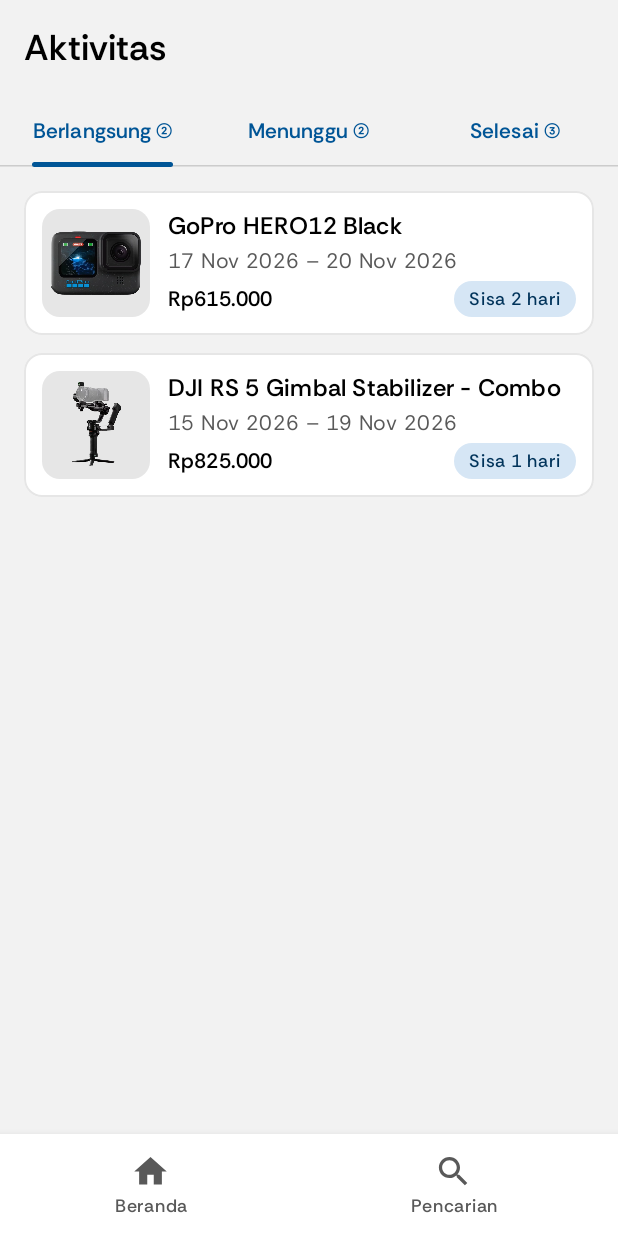
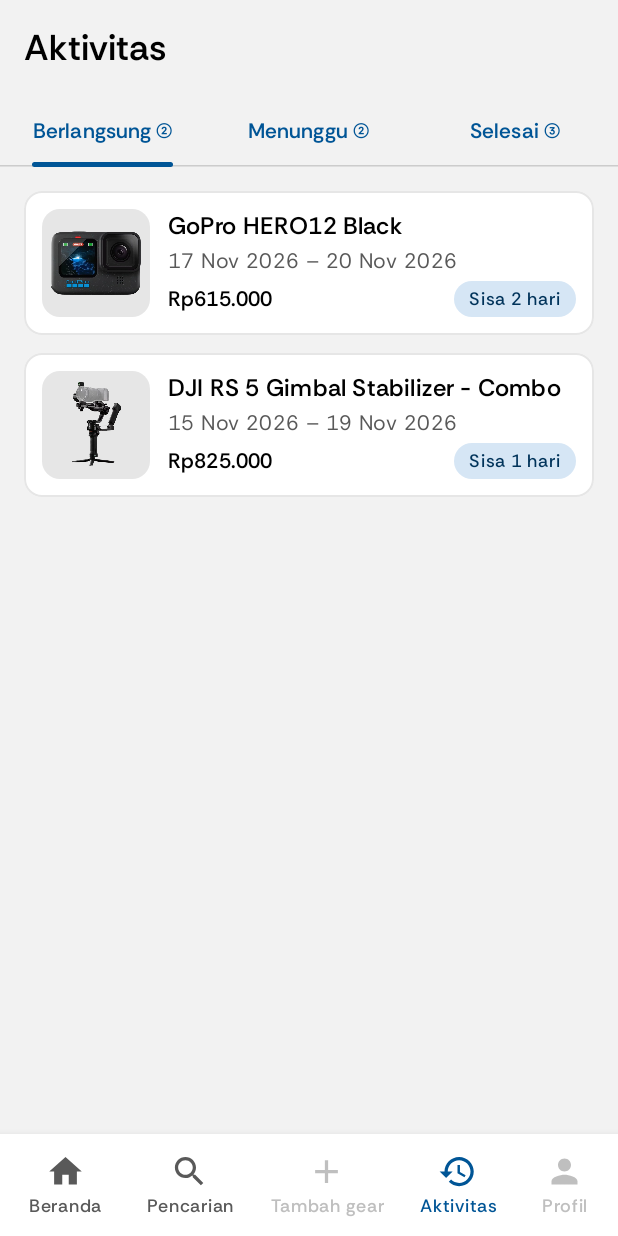
Before and after one commit to aishareissani/GearHub, an Android app built with Jetpack Compose: the ActivityScreen screen opened through its navigation route, on a phone screen of 412 x 824 dp. Run offline under Robolectric (Android 15) with nearby library versions, the phone set to English and light mode, and no system bars.

Commit message:
chore: show register and disabled nav tabs as non-clickable instead of hiding them

```diff
--- a/app/src/main/java/org/umn/gearhub/ui/components/AuthComponents.kt
+++ b/app/src/main/java/org/umn/gearhub/ui/components/AuthComponents.kt
@@ -27,6 +27,7 @@ import androidx.compose.material3.Text
 import androidx.compose.runtime.Composable
 import androidx.compose.ui.Alignment
 import androidx.compose.ui.Modifier
+import androidx.compose.ui.graphics.Color
 import androidx.compose.ui.draw.clipToBounds
 import androidx.compose.ui.geometry.Offset
 import androidx.compose.ui.graphics.Brush
@@ -169,14 +170,16 @@ fun AuthSwitchPrompt(
     prompt: String,
     action: String,
     onClick: () -> Unit,
-    modifier: Modifier = Modifier
+    modifier: Modifier = Modifier,
+    enabled: Boolean = true
 ) {
     Row(modifier, verticalAlignment = Alignment.CenterVertically) {
         Text("$prompt ", style = MaterialTheme.typography.bodyMedium)
         Text(
             text = action,
             style = MaterialTheme.typography.bodyMedium.copy(textDecoration = TextDecoration.Underline),
-            modifier = Modifier.clickable(onClick = onClick)
+            color = if (enabled) Color.Unspecified else MaterialTheme.colorScheme.outline,
+            modifier = Modifier.clickable(enabled = enabled, onClick = onClick)
         )
     }
 }
--- a/app/src/main/java/org/umn/gearhub/ui/components/BottomNavBar.kt
+++ b/app/src/main/java/org/umn/gearhub/ui/components/BottomNavBar.kt
@@ -63,7 +63,7 @@ fun BottomNavBar(
             horizontalArrangement = Arrangement.SpaceBetween,
             verticalAlignment = Alignment.CenterVertically
         ) {
-            items.filter { it.enabled }.forEach { item ->
+            items.forEach { item ->
                 val selected = currentRoute == item.route
                 val color = when {
                     selected -> MaterialTheme.colorScheme.primary
@@ -78,6 +78,7 @@ fun BottomNavBar(
                         .clickable(
                             interactionSource = interaction,
                             indication = null,
+                            enabled = item.enabled,
                             onClick = { onNavigate(item.route) }
                         )
                         .padding(vertical = 4.dp),
--- a/app/src/main/java/org/umn/gearhub/ui/screens/auth/LoginScreen.kt
+++ b/app/src/main/java/org/umn/gearhub/ui/screens/auth/LoginScreen.kt
@@ -95,13 +95,12 @@ fun LoginScreen(
         },
         actions = {
             AuthButton(text = "Login", isLoading = isLoading, onClick = submit)
-            if (onRegisterClick != null) {
-                AuthSwitchPrompt(
-                    prompt = "Belum punya akun?",
-                    action = "Daftar",
-                    onClick = onRegisterClick
-                )
-            }
+            AuthSwitchPrompt(
+                prompt = "Belum punya akun?",
+                action = "Daftar",
+                onClick = { onRegisterClick?.invoke() },
+                enabled = onRegisterClick != null
+            )
         }
     )
 }
```
